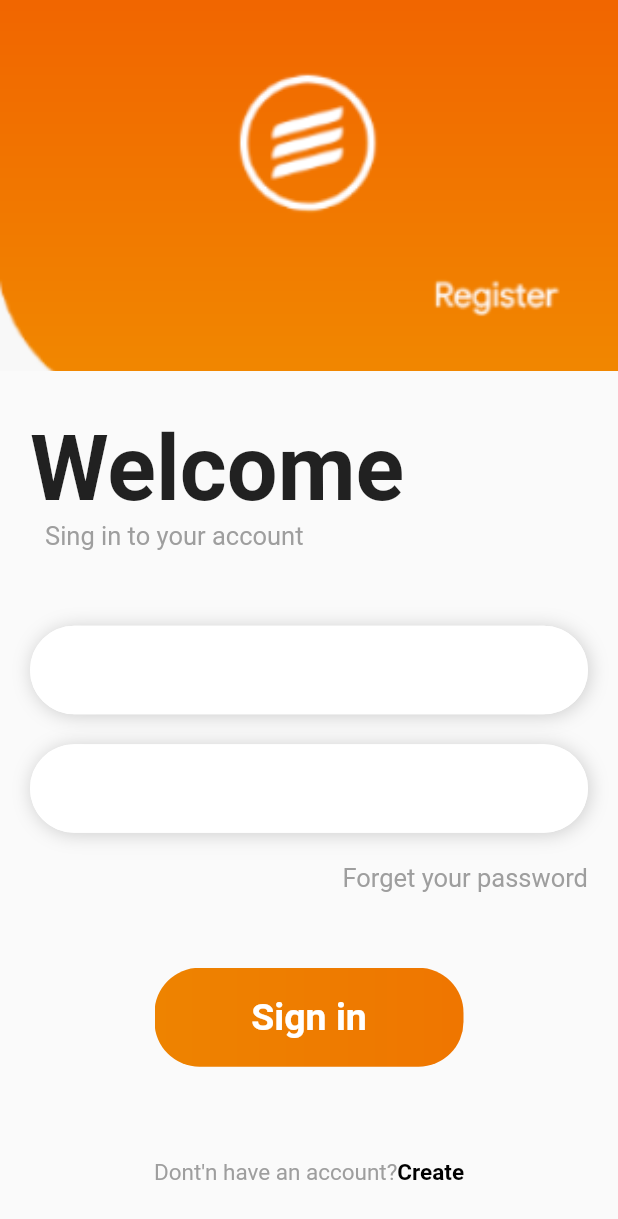
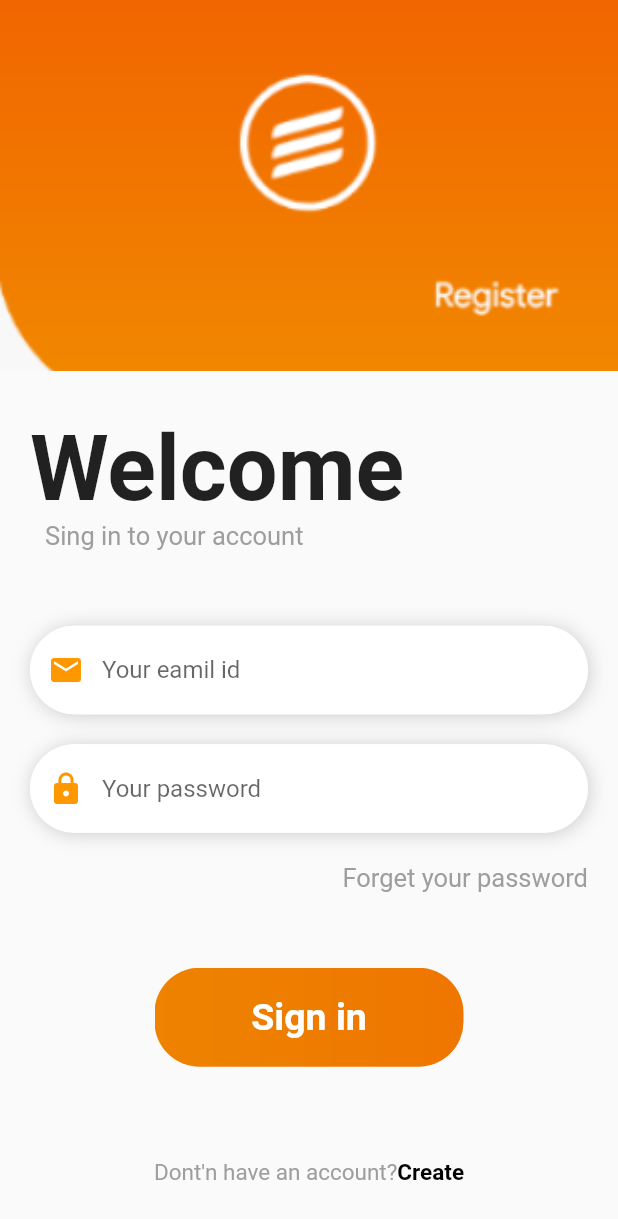
Before and after one commit to harshadok/Firebase_Student_App, a Flutter app: the screen it shows after launch, on a phone screen of 412 x 824 dp. Shown: the top 1219 px of the screen. Run offline on Flutter 3.47's test engine with Material 2 defaults, Android fonts, the light colour scheme and no system bars; our stand-ins replace firebase_auth, firebase_core; accounts and stored records are empty.

Commit message:
Login completed

```diff
--- a/lib/main.dart
+++ b/lib/main.dart
@@ -2,10 +2,8 @@ import 'package:firebase_auth/firebase_auth.dart';
 import 'package:firebase_core/firebase_core.dart';
 import 'package:flutter/material.dart';
 import 'package:provider/provider.dart';
-import 'package:studentapp_firebase/view/login/login_screen.dart';
-import 'package:studentapp_firebase/view/user_login/user_login.dart';
+
 import 'package:studentapp_firebase/view/welcome_page/welcome_page.dart';
-import 'package:studentapp_firebase/view_model/auth/auth.dart';
 import 'package:studentapp_firebase/view_model/auth/auth_provider.dart';
 
 Future<void> main() async {
@@ -17,13 +15,13 @@ Future<void> main() async {
 class MyApp extends StatelessWidget {
   const MyApp({Key? key}) : super(key: key);
 
-  // This widget is the root of your application.
   @override
   Widget build(BuildContext context) {
     return MultiProvider(
       providers: [
         ChangeNotifierProvider(
-            create: ((_) => AuthProvider(FirebaseAuth.instance))),
+          create: ((_) => AuthProvider(FirebaseAuth.instance)),
+        ),
         StreamProvider(
             create: (context) => context.watch<AuthProvider>().stream(),
             initialData: null),
@@ -31,18 +29,9 @@ class MyApp extends StatelessWidget {
       child: MaterialApp(
         title: 'Flutter Demo',
         theme: ThemeData(
-          // This is the theme of your application.
-
           primarySwatch: Colors.blue,
         ),
-        initialRoute: "/",
-        routes: {
-          '/': (context) => LoginScreen(),
-          "Create": (context) => Createpage(),
-          "SignIn": (context) => const WelcomePage(),
-          "Signout": (context) => LoginScreen(),
-          "welcome": (context) => const WelcomePage(),
-        },
+        home: const WelcomePage(),
       ),
     );
   }
--- a/lib/view/login/login_screen.dart
+++ b/lib/view/login/login_screen.dart
@@ -1,6 +1,7 @@
 import 'package:flutter/gestures.dart';
 import 'package:flutter/material.dart';
 import 'package:provider/provider.dart';
+import 'package:studentapp_firebase/view/user_login/user_login.dart';
 import 'package:studentapp_firebase/view_model/auth/auth_provider.dart';
 
 import '../wodgets/constan_widgets.dart';
@@ -90,23 +91,17 @@ class _LoginScreenState extends State<LoginScreen> {
                             color: Colors.grey.withOpacity(0.5))
                       ],
                       borderRadius: BorderRadius.circular(30)),
+                  //email textfrom filed
+
                   child: TextFormField(
                     controller: emailController,
-                    // validator: (value) {
-                    //   if (value == null || value.isEmpty) {
-                    //     return ("Please Enter Your Email");
-                    //   }
-                    //   if (!RegExp("^[a-zA-Z0-9+_.-]+@[a-zA-Z0-9.-]+.[a-z]")
-                    //       .hasMatch(value)) {
-                    //     return ("Please Enter a valid email");
-                    //   }
-                    //   return null;
-                    // },
-                    // onSaved: (value) {
-                    //   emailController.text = value!;
-                    // },
                     keyboardType: TextInputType.emailAddress,
                     decoration: InputDecoration(
+                        hintText: "Your eamil id",
+                        prefixIcon: const Icon(
+                          Icons.email,
+                          color: Colors.orange,
+                        ),
                         focusedBorder: OutlineInputBorder(
                             borderRadius: BorderRadius.circular(30),
                             borderSide: const BorderSide(
@@ -130,22 +125,15 @@ class _LoginScreenState extends State<LoginScreen> {
                             color: Colors.grey.withOpacity(0.5))
                       ],
                       borderRadius: BorderRadius.circular(30)),
+                  //password textfrom filed
                   child: TextFormField(
-                    // validator: (value) {
-                    //   RegExp regexp = RegExp(r'^.{6,}$');
-                    //   if (value == null || value.isEmpty) {
-                    //     return ("Please Enter Your Password");
-                    //   }
-                    //   if (!regexp.hasMatch(value)) {
-                    //     return ("Please Enter A Valide Password(min 6 Character)");
-                    //   }
-                    //   return null;
-                    // },
                     controller: passwordController,
-                    // onSaved: (value) {
-                    //   passwordController.text = value!;
-                    // },
                     decoration: InputDecoration(
+                        hintText: "Your password",
+                        prefixIcon: const Icon(
+                          Icons.lock,
+                          color: Colors.orange,
+                        ),
                         focusedBorder: OutlineInputBorder(
                             borderRadius: BorderRadius.circular(30),
                             borderSide: const BorderSide(
@@ -173,13 +161,19 @@ class _LoginScreenState extends State<LoginScreen> {
           const SizedBox(
             height: 50,
           ),
+          if (authProvider.isloading)
+            const CircularProgressIndicator(
+              strokeWidth: 2,
+            ),
+          if (!authProvider.isloading)
             Container(
               width: width * 0.5,
               height: hight * 0.08,
               decoration: BoxDecoration(
                   borderRadius: BorderRadius.circular(30),
                   image: const DecorationImage(
-                    image: AssetImage("img/logintab2.png"), fit: BoxFit.cover)),
+                      image: AssetImage("img/logintab2.png"),
+                      fit: BoxFit.cover)),
               child: Center(
                 child: GestureDetector(
                   onTap: () {
@@ -209,7 +203,10 @@ class _LoginScreenState extends State<LoginScreen> {
                           fontWeight: FontWeight.bold),
                       recognizer: TapGestureRecognizer()
                         ..onTap = () {
-                          Navigator.of(context).pushNamed("Create");
+                          Navigator.pushReplacement(
+                              context,
+                              MaterialPageRoute(
+                                  builder: (_) => const Createpage()));
                         }),
                 ]),
           )
--- a/lib/view/welcome_page/welcome_page.dart
+++ b/lib/view/welcome_page/welcome_page.dart
@@ -1,6 +1,8 @@
+import 'package:firebase_auth/firebase_auth.dart';
 import 'package:flutter/material.dart';
-import 'package:flutter/src/foundation/key.dart';
-import 'package:flutter/src/widgets/framework.dart';
+import 'package:provider/provider.dart';
+import '../../view_model/auth/auth_provider.dart';
+import '../login/login_screen.dart';
 
 class WelcomePage extends StatelessWidget {
   const WelcomePage({Key? key}) : super(key: key);
@@ -9,6 +11,11 @@ class WelcomePage extends StatelessWidget {
   Widget build(BuildContext context) {
     double width = MediaQuery.of(context).size.width;
     double hight = MediaQuery.of(context).size.height;
+    return StreamBuilder<User?>(
+      stream: context.watch<AuthProvider>().stream(),
+      builder: ((context, snapshot) {
+        if (!snapshot.hasData) return const LoginScreen();
+
         return Scaffold(
           body: Column(
             children: [
@@ -53,7 +60,9 @@ class WelcomePage extends StatelessWidget {
               const Text(
                 "Welcome",
                 style: TextStyle(
-                fontSize: 36, fontWeight: FontWeight.bold, color: Colors.black),
+                    fontSize: 36,
+                    fontWeight: FontWeight.bold,
+                    color: Colors.black),
               ),
               Text(
                 "hars@gmail.com",
@@ -68,11 +77,13 @@ class WelcomePage extends StatelessWidget {
                 decoration: BoxDecoration(
                     borderRadius: BorderRadius.circular(30),
                     image: const DecorationImage(
-                    image: AssetImage("img/logintab2.png"), fit: BoxFit.cover)),
+                        image: AssetImage("img/logintab2.png"),
+                        fit: BoxFit.cover)),
                 child: Center(
                   child: GestureDetector(
                     onTap: () {
-                  Navigator.of(context).pushNamed("Signout");
+                      context.read<AuthProvider>().signOut();
+                      // Navigator.of(context).pushNamed("Signout");
                     },
                     child: const Text(
                       "Sign out",
@@ -91,5 +102,7 @@ class WelcomePage extends StatelessWidget {
             ],
           ),
         );
+      }),
+    );
   }
 }
```
Also changed, not shown: lib/view/home/home_page.dart (deleted, +0 -26 lines), lib/view/login_page.dart (deleted, +0 -43 lines), lib/view/user_login/user_login.dart (+70 -6 lines), lib/view_model/auth/auth.dart (deleted, +0 -34 lines), lib/view_model/auth/auth_provider.dart (+20 -0 lines), lib/view_model/register/registarion.dart (+55 -29 lines). Lines whose indentation alone changed are shown as unchanged.
